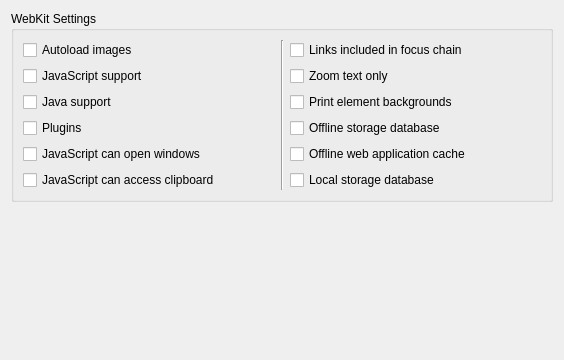
Above: src/settings_webkit.ui from KDE/rekonq before the change. Below: the same form after it.
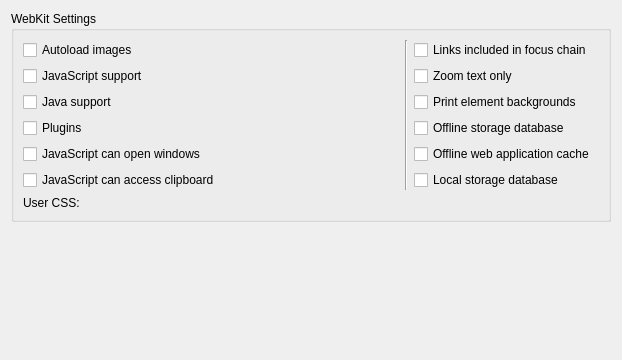
That is the form after the change. Custom widgets are drawn as their Qt base class.

Commit message: Implements the ability of the user to apply a user defined CSS to all web pages.

Diff of the .ui file:
```diff
--- a/src/settings_webkit.ui
+++ b/src/settings_webkit.ui
@@ -6,7 +6,7 @@
    <rect>
     <x>0</x>
     <y>0</y>
-    <width>564</width>
+    <width>622</width>
     <height>360</height>
    </rect>
   </property>
@@ -17,49 +17,49 @@
       <string>WebKit Settings</string>
      </property>
      <layout class="QGridLayout" name="gridLayout">
-      <item row="0" column="0">
+      <item row="0" column="0" colspan="2">
        <widget class="QCheckBox" name="kcfg_autoLoadImages">
         <property name="text">
          <string>Autoload images</string>
         </property>
        </widget>
       </item>
-      <item row="0" column="1" rowspan="6">
+      <item row="0" column="2" rowspan="6">
        <widget class="Line" name="line">
         <property name="orientation">
          <enum>Qt::Vertical</enum>
         </property>
        </widget>
       </item>
-      <item row="0" column="2">
+      <item row="0" column="3">
        <widget class="QCheckBox" name="kcfg_linksIncludedInFocusChain">
         <property name="text">
          <string>Links included in focus chain</string>
         </property>
        </widget>
       </item>
-      <item row="1" column="0">
+      <item row="1" column="0" colspan="2">
        <widget class="QCheckBox" name="kcfg_javascriptEnabled">
         <property name="text">
          <string>JavaScript support</string>
         </property>
        </widget>
       </item>
-      <item row="1" column="2">
+      <item row="1" column="3">
        <widget class="QCheckBox" name="kcfg_zoomTextOnly">
         <property name="text">
          <string>Zoom text only</string>
         </property>
        </widget>
       </item>
-      <item row="2" column="0">
+      <item row="2" column="0" colspan="2">
        <widget class="QCheckBox" name="kcfg_javaEnabled">
         <property name="text">
          <string>Java support</string>
         </property>
        </widget>
       </item>
-      <item row="2" column="2">
+      <item row="2" column="3">
        <widget class="QCheckBox" name="kcfg_printElementBackgrounds">
         <property name="text">
          <string>Print element backgrounds</string>
@@ -73,41 +73,55 @@
         </property>
        </widget>
       </item>
-      <item row="3" column="2">
+      <item row="3" column="3">
        <widget class="QCheckBox" name="kcfg_offlineStorageDatabaseEnabled">
         <property name="text">
          <string>Offline storage database</string>
         </property>
        </widget>
       </item>
-      <item row="4" column="0">
+      <item row="4" column="0" colspan="2">
        <widget class="QCheckBox" name="kcfg_javascriptCanOpenWindows">
         <property name="text">
          <string>JavaScript can open windows</string>
         </property>
        </widget>
       </item>
-      <item row="4" column="2">
+      <item row="4" column="3">
        <widget class="QCheckBox" name="kcfg_offlineWebApplicationCacheEnabled">
         <property name="text">
          <string>Offline web application cache</string>
         </property>
        </widget>
       </item>
-      <item row="5" column="0">
+      <item row="5" column="0" colspan="2">
        <widget class="QCheckBox" name="kcfg_javascriptCanAccessClipboard">
         <property name="text">
          <string>JavaScript can access clipboard</string>
         </property>
        </widget>
       </item>
-      <item row="5" column="2">
+      <item row="5" column="3">
        <widget class="QCheckBox" name="kcfg_localStorageDatabaseEnabled">
         <property name="text">
          <string>Local storage database</string>
         </property>
        </widget>
       </item>
+      <item row="6" column="0">
+       <widget class="QLabel" name="label">
+        <property name="text">
+         <string>User CSS:</string>
+        </property>
+       </widget>
+      </item>
+      <item row="6" column="1" colspan="3">
+       <widget class="KUrlRequester" name="kcfg_userCSS">
+        <property name="filter">
+         <string>*.css</string>
+        </property>
+       </widget>
+      </item>
      </layout>
     </widget>
    </item>
@@ -126,6 +140,13 @@
    </item>
   </layout>
  </widget>
+ <customwidgets>
+  <customwidget>
+   <class>KUrlRequester</class>
+   <extends>QFrame</extends>
+   <header>kurlrequester.h</header>
+  </customwidget>
+ </customwidgets>
  <resources/>
  <connections/>
 </ui>
```
The commit also changes 2 other files.
